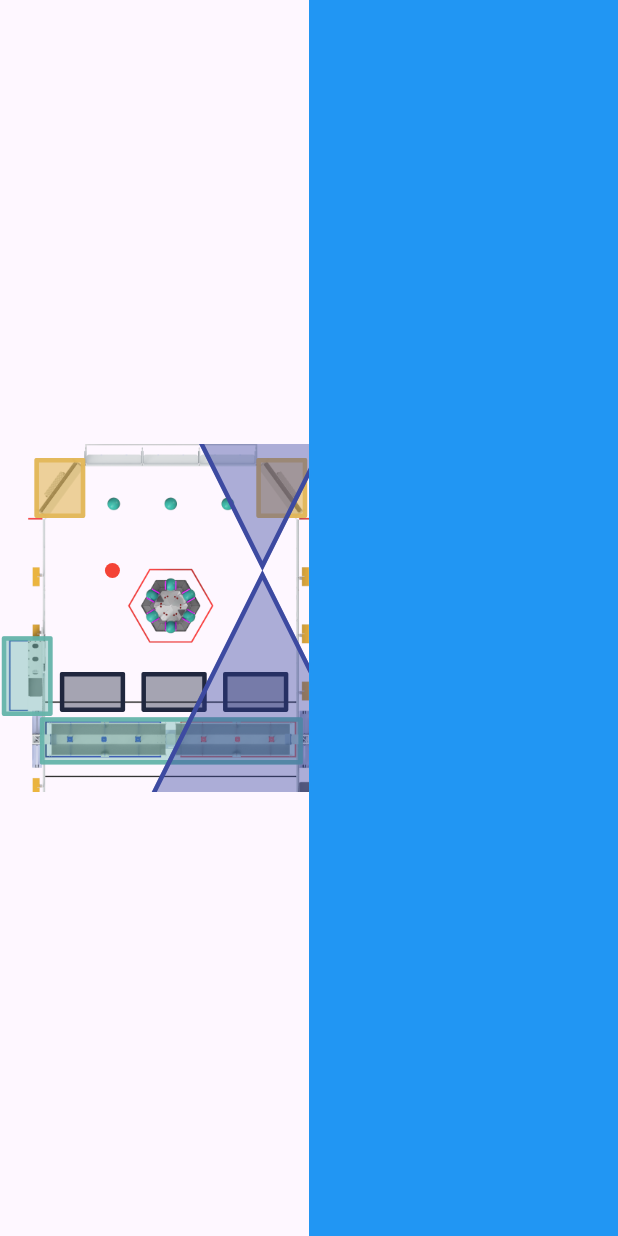
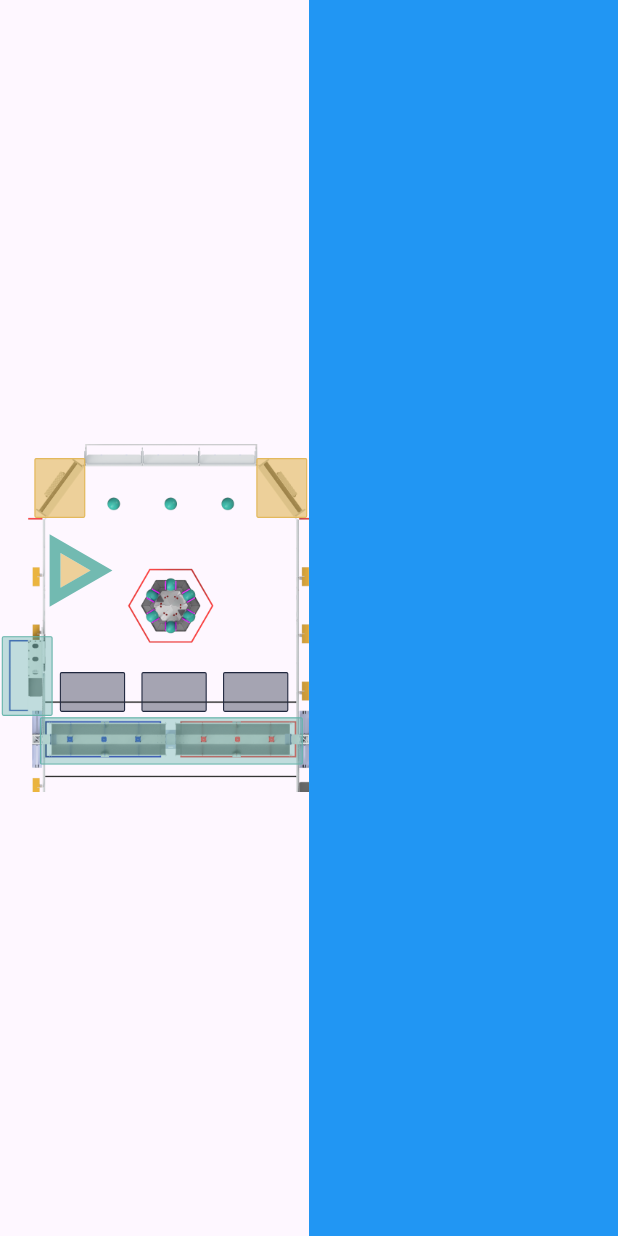
Before and after one commit to FRC-6998/scouting-app-2025, a Flutter app: the screen it shows after launch, on a phone screen of 412 x 824 dp. Run offline on Flutter 3.47's test engine with Material 3 defaults, Android fonts, the phone set to English and light mode, and no system bars.

Commit message:
fix(fieldWidgets):pack TriangleWidget into a package and test and fix height caculation issue

```diff
--- a/lib/main.dart
+++ b/lib/main.dart
@@ -1,105 +1,105 @@
 import 'package:flutter/material.dart';
 import 'dart:math' as math;
 
-import 'widgets/fieldWidgets.dart';
+import 'widgets/fieldWidgets.dart' show InkwellContainer, TriangleWidget;
 import 'constants.dart';
 
 void main() {
   runApp(const MyApp());
 }
 
-class TrianglePainter extends CustomPainter {
-  final double height;
-  final Color fillColor;
-  final Color borderColor;
-  final double borderWidth;
+// class TrianglePainter extends CustomPainter {
+//   final double height;
+//   final Color fillColor;
+//   final Color borderColor;
+//   final double borderWidth;
 
-  TrianglePainter(
-      {required this.height,
-      this.fillColor = const Color.fromARGB(40, 48, 62, 155),
-      this.borderColor = const Color.fromARGB(90, 48, 62, 155),
-      this.borderWidth = 1.0});
+//   TrianglePainter(
+//       {required this.height,
+//       this.fillColor = const Color.fromARGB(40, 48, 62, 155),
+//       this.borderColor = const Color.fromARGB(90, 48, 62, 155),
+//       this.borderWidth = 1.0});
 
-  @override
-  void paint(Canvas canvas, Size size) {
-    final fillPaint = Paint()
-      ..color = fillColor
-      ..style = PaintingStyle.fill; // 填充樣式
+//   @override
+//   void paint(Canvas canvas, Size size) {
+//     final fillPaint = Paint()
+//       ..color = fillColor
+//       ..style = PaintingStyle.fill; // 填充樣式
 
-    final borderPaint = Paint()
-      ..color = borderColor
-      ..style = PaintingStyle.stroke // 邊框樣式
-      ..strokeWidth = borderWidth; // 邊框寬度
+//     final borderPaint = Paint()
+//       ..color = borderColor
+//       ..style = PaintingStyle.stroke // 邊框樣式
+//       ..strokeWidth = borderWidth; // 邊框寬度
 
-    final double adjustedheight = height - borderWidth;
-    // 繪製正三角形的頂點
-    final fillPath = Path()
-      ..moveTo(size.width / 2, 0) // 頂點
-      ..lineTo(size.width, size.height) // 右下角
-      ..lineTo(0, size.height) // 左下角
-      ..close();
+//     final double adjustedheight = height - borderWidth;
+//     // 繪製正三角形的頂點
+//     final fillPath = Path()
+//       ..moveTo(size.width / 2, 0) // 頂點
+//       ..lineTo(size.width, size.height) // 右下角
+//       ..lineTo(0, size.height) // 左下角
+//       ..close();
 
-    // 繪製正三角形的頂點
-    final borderPath = Path()
-      ..moveTo(size.width / 2, 0 + borderWidth) // 頂點
-      ..lineTo(size.width - (3 / math.sqrt(12)) * borderWidth,
-          size.height - 0.5 * borderWidth) // 右下角
-      ..lineTo(0 + (3 / math.sqrt(12)) * borderWidth,
-          size.height - 0.5 * borderWidth) // 左下角
-      ..close();
+//     // 繪製正三角形的頂點
+//     final borderPath = Path()
+//       ..moveTo(size.width / 2, 0 + borderWidth) // 頂點
+//       ..lineTo(size.width - (3 / math.sqrt(12)) * borderWidth,
+//           size.height - 0.5 * borderWidth) // 右下角
+//       ..lineTo(0 + (3 / math.sqrt(12)) * borderWidth,
+//           size.height - 0.5 * borderWidth) // 左下角
+//       ..close();
 
-    // 繪製填充
-    canvas.drawPath(fillPath, fillPaint);
+//     // 繪製填充
+//     canvas.drawPath(fillPath, fillPaint);
 
-    // 繪製邊框
-    canvas.drawPath(borderPath, borderPaint);
+//     // 繪製邊框
+//     canvas.drawPath(borderPath, borderPaint);
 
-    // 調試：繪製三角形的邊框
+//     // 調試：繪製三角形的邊框
 
-    // 調試：標記三角形的左上角
-    final Paint debugPaint = Paint()..color = Colors.red;
-    canvas.drawCircle(Offset(0, 0), 5, debugPaint); // 左上角
-  }
+//     // 調試：標記三角形的左上角
+//     final Paint debugPaint = Paint()..color = Colors.red;
+//     canvas.drawCircle(Offset(0, 0), 5, debugPaint); // 左上角
+//   }
 
-  @override
-  bool shouldRepaint(covariant CustomPainter oldDelegate) {
-    return false; // 靜態繪圖時可以設置為 false
-  }
-}
+//   @override
+//   bool shouldRepaint(covariant CustomPainter oldDelegate) {
+//     return false; // 靜態繪圖時可以設置為 false
+//   }
+// }
 
-class TriangleWidget extends StatelessWidget {
-  final double height;
-  final Color fillColor;
-  final Color borderColor;
-  final double borderWidth;
-  final GestureTapDownCallback?
-      onTapDown; // Changed from VoidCallback to GestureTapDownCallback
+// class TriangleWidgetq extends StatelessWidget {
+//   final double height;
+//   final Color fillColor;
+//   final Color borderColor;
+//   final double borderWidth;
+//   final GestureTapDownCallback?
+//       onTapDown; // Changed from VoidCallback to GestureTapDownCallback
 
-  const TriangleWidget({
-    required this.height,
-    this.fillColor = const Color.fromARGB(40, 48, 62, 155),
-    this.borderColor = const Color.fromARGB(90, 48, 62, 155),
-    this.borderWidth = 1.0,
-    this.onTapDown, // Updated to use onTapDown instead of onTap
-    Key? key,
-  }) : super(key: key);
+//   const TriangleWidgetq({
+//     required this.height,
+//     this.fillColor = const Color.fromARGB(40, 48, 62, 155),
+//     this.borderColor = const Color.fromARGB(90, 48, 62, 155),
+//     this.borderWidth = 1.0,
+//     this.onTapDown, // Updated to use onTapDown instead of onTap
+//     Key? key,
+//   }) : super(key: key);
 
-  @override
-  Widget build(BuildContext context) {
-    return GestureDetector(
-      onTapDown: onTapDown, // Set onTapDown callback
-      child: CustomPaint(
-        size: Size(height, height),
-        painter: TrianglePainter(
-          height: height,
-          fillColor: fillColor,
-          borderColor: borderColor,
-          borderWidth: borderWidth,
-        ),
-      ),
-    );
-  }
-}
+//   @override
+//   Widget build(BuildContext context) {
+//     return GestureDetector(
+//       onTapDown: onTapDown, // Set onTapDown callback
+//       child: CustomPaint(
+//         size: Size(height, height),
+//         painter: TrianglePainter(
+//           height: height,
+//           fillColor: fillColor,
+//           borderColor: borderColor,
+//           borderWidth: borderWidth,
+//         ),
+//       ),
+//     );
+//   }
+// }
 
 class MyApp extends StatelessWidget {
   const MyApp({super.key});
@@ -195,7 +195,6 @@ class _MyHomePageState extends State<MyHomePage> {
           }
           double fieldHeight = fieldWidth / aspectRatio;
           double fieldFactor = fieldWidth / 852;
-          double areaRadius = 5 * fieldFactor;
           return Row(
             children: [
               SizedBox(
@@ -298,70 +297,88 @@ class _MyHomePageState extends State<MyHomePage> {
                               ],
                             )),
                       ),
-                      Positioned(
-                        left: 310 * fieldFactor,
-                        top: 350 * fieldFactor,
-                        child: Transform.rotate(
-                          angle: 6 / 2 * math.pi,
-                          alignment: Alignment.topCenter,
-                          child: TriangleWidget(
-                            height: 200,
-                            fillColor: Color(0x66303E9B),
-                            borderColor: Color(0xFF3D4AA1),
-                            borderWidth: 3.0,
-                            onTapDown: (details) {
-                              // print(fieldFactor);
+                      // Positioned(
+                      //   left: 310 * fieldFactor,
+                      //   top: 350 * fieldFactor,
+                      //   child: Transform.rotate(
+                      //     angle: 6 / 2 * math.pi,
+                      //     alignment: Alignment.topCenter,
+                      //     child: TriangleWidgetq(
+                      //       height: 200,
+                      //       fillColor: Color(0x66303E9B),
+                      //       borderColor: Color(0xFF3D4AA1),
+                      //       borderWidth: 3.0,
+                      //       onTapDown: (details) {
+                      //         // print(fieldFactor);
 
-                              final RenderBox box =
-                                  context.findRenderObject() as RenderBox;
-                              print("details.localPosition");
-                              print(details.localPosition.dx);
-                              print(details.localPosition.dy);
-                              print("details");
-                              // 判斷是否在三角形內
-                              bool isInsideTriangle = _isPointInsideTriangle(
-                                details.localPosition,
-                                Offset(100, 0), // 三角形頂點
-                                Offset(0, 200), // 左下角
-                                Offset(200, 200), // 右下角
-                              );
-                              print(isInsideTriangle);
-                            },
-                          ),
-                        ),
+                      //         final RenderBox box =
+                      //             context.findRenderObject() as RenderBox;
+                      //         print("details.localPosition");
+                      //         print(details.localPosition.dx);
+                      //         print(details.localPosition.dy);
+                      //         print("details");
+                      //         // 判斷是否在三角形內
+                      //         bool isInsideTriangle = _isPointInsideTriangle(
+                      //           details.localPosition,
+                      //           Offset(100, 0), // 三角形頂點
+                      //           Offset(0, 200), // 左下角
+                      //           Offset(200, 200), // 右下角
+                      //         );
+                      //         print(isInsideTriangle);
+                      //       },
+                      //     ),
+                      //   ),
+                      // ),
+                      // Positioned(
+                      //   left: 310 * fieldFactor,
+                      //   top: 350 * fieldFactor,
+                      //   child: Transform.rotate(
+                      //     angle: 0,
+                      //     alignment: Alignment.topCenter,
+                      //     child: TriangleWidgetq(
+                      //       height: 200,
+                      //       fillColor: Color(0x66303E9B),
+                      //       borderColor: Color(0xFF3D4AA1),
+                      //       borderWidth: 3.0,
+                      //       onTapDown: (details) {
+                      //         // print(fieldFactor);
+
+                      //         final RenderBox box =
+                      //             context.findRenderObject() as RenderBox;
+                      //         print("details.localPosition");
+                      //         print(details.localPosition.dx);
+                      //         print(details.localPosition.dy);
+                      //         print("details");
+                      //         // 判斷是否在三角形內
+                      //         bool isInsideTriangle = _isPointInsideTriangle(
+                      //           details.localPosition,
+                      //           Offset(100, 0), // 三角形頂點
+                      //           Offset(0, 200), // 左下角
+                      //           Offset(200, 200), // 右下角
+                      //         );
+                      //         print(isInsideTriangle);
+                      //       },
+                      //     ),
+                      //   ),
+                      // ),
+                      TriangleWidget(
+                        sideLength: 200,
+                        top: 350,
+                        left: 310,
+                        factor: fieldFactor,
+                        color: AppColors.sourceAreaColor,
+                        borderColor: AppColors.scoreBorderColor,
+                        borderWidth: 30,
+                        rotate: 3 * math.pi / 6,
                       ),
-                      Positioned(
-                        left: 310 * fieldFactor,
-                        top: 350 * fieldFactor,
-                        child: Transform.rotate(
-                          angle: 0 / 2 * math.pi,
-                          alignment: Alignment.topCenter,
-                          child: TriangleWidget(
-                            height: 200,
-                            fillColor: Color(0x66303E9B),
-                            borderColor: Color(0xFF3D4AA1),
-                            borderWidth: 3.0,
-                            onTapDown: (details) {
-                              // print(fieldFactor);
-
-                              final RenderBox box =
-                                  context.findRenderObject() as RenderBox;
-                              print("details.localPosition");
-                              print(details.localPosition.dx);
-                              print(details.localPosition.dy);
-                              print("details");
-                              // 判斷是否在三角形內
-                              bool isInsideTriangle = _isPointInsideTriangle(
-                                details.localPosition,
-                                Offset(100, 0), // 三角形頂點
-                                Offset(0, 200), // 左下角
-                                Offset(200, 200), // 右下角
-                              );
-                              print(isInsideTriangle);
-                            },
-                          ),
-                        ),
-                      ),
+                      // TriangleWidget(
+                      //   sideLength: 400,
+                      //   top: 350,
+                      //   left: 310,
+                      //   factor: fieldFactor,
+                      //   // rotate: math.pi / 2,
+                      //   borderWidth: 50,
+                      // )
                     ],
                   ),
                 ),
@@ -378,16 +395,16 @@ class _MyHomePageState extends State<MyHomePage> {
     );
   }
 
-  bool _isPointInsideTriangle(Offset p, Offset a, Offset b, Offset c) {
-    double sign(Offset p1, Offset p2, Offset p3) {
-      return (p1.dx - p3.dx) * (p2.dy - p3.dy) -
-          (p2.dx - p3.dx) * (p1.dy - p3.dy);
-    }
+  // bool _isPointInsideTriangle(Offset p, Offset a, Offset b, Offset c) {
+  //   double sign(Offset p1, Offset p2, Offset p3) {
+  //     return (p1.dx - p3.dx) * (p2.dy - p3.dy) -
+  //         (p2.dx - p3.dx) * (p1.dy - p3.dy);
+  //   }
 
-    bool b1 = sign(p, a, b) < 0.0;
-    bool b2 = sign(p, b, c) < 0.0;
-    bool b3 = sign(p, c, a) < 0.0;
+  //   bool b1 = sign(p, a, b) < 0.0;
+  //   bool b2 = sign(p, b, c) < 0.0;
+  //   bool b3 = sign(p, c, a) < 0.0;
 
-    return (b1 == b2) && (b2 == b3);
-  }
+  //   return (b1 == b2) && (b2 == b3);
+  // }
 }
--- /dev/null
+++ b/lib/utilities.dart
@@ -0,0 +1,9 @@
+import 'package:flutter/material.dart';
+
+double? addIfNotNull(double? value, double factor) {
+  return value != null ? value + factor : null;
+}
+
+double? multiplyIfNotNull(double? value, double factor) {
+  return value != null ? value * factor : null;
+}
--- a/lib/widgets/fieldWidgets.dart
+++ b/lib/widgets/fieldWidgets.dart
@@ -1,5 +1,7 @@
 import 'package:flutter/material.dart';
 import 'dart:math' as math;
+
+import '../utilities.dart' show multiplyIfNotNull, addIfNotNull;
 
 class InkwellContainer extends StatelessWidget {
   final double? top;
@@ -21,8 +23,7 @@ class InkwellContainer extends StatelessWidget {
   final VoidCallback? onTap;
   final void Function(TapDownDetails)? onTapDown;
 
-  InkwellContainer({
-    super.key,
+  const InkwellContainer({
     this.top,
     this.left,
     this.right,
@@ -36,12 +37,8 @@ class InkwellContainer extends StatelessWidget {
     this.borderRadius = 5,
     this.onTap,
     this.onTapDown,
+    super.key,
   });
-  // }) : super(key: key);
-
-  double? _multiplyIfNotNull(double? value, double factor) {
-    return value != null ? value * factor : null;
-  }
 
   @override
   Widget build(BuildContext context) {
@@ -49,13 +46,13 @@ class InkwellContainer extends StatelessWidget {
       onTap: onTap,
       onTapDown: onTapDown,
       child: Container(
-        width: _multiplyIfNotNull(width, factor),
-        height: _multiplyIfNotNull(height, factor),
+        width: multiplyIfNotNull(width, factor),
+        height: multiplyIfNotNull(height, factor),
         decoration: BoxDecoration(
           color: color,
           border: Border.all(
             color: borderColor,
-            width: borderWidth,
+            width: borderWidth * factor,
           ),
           borderRadius: BorderRadius.circular(borderRadius * factor),
         ),
@@ -64,13 +61,184 @@ class InkwellContainer extends StatelessWidget {
 
     if (top != null || left != null || right != null || bottom != null) {
       return Positioned(
-        top: _multiplyIfNotNull(top, factor),
-        left: _multiplyIfNotNull(left, factor),
-        right: _multiplyIfNotNull(right, factor),
-        bottom: _multiplyIfNotNull(bottom, factor),
+        top: multiplyIfNotNull(top, factor),
+        left: multiplyIfNotNull(left, factor),
+        right: multiplyIfNotNull(right, factor),
+        bottom: multiplyIfNotNull(bottom, factor),
         child: inkwellContainer,
       );
     }
     return inkwellContainer;
   }
 }
+
+class TrianglePainter extends CustomPainter {
+  final Offset apex;
+  final Offset baseStart;
+  final Offset baseEnd;
+  final Color color;
+  final Color borderColor;
+  final double borderWidth;
+
+  TrianglePainter(
+      {required this.apex,
+      required this.baseStart,
+      required this.baseEnd,
+      this.color = const Color.fromARGB(40, 48, 62, 155),
+      this.borderColor = const Color.fromARGB(90, 48, 62, 155),
+      this.borderWidth = 1.0});
+
+  @override
+  void paint(Canvas canvas, Size size) {
+    final fillPaint = Paint()
+      ..color = color
+      ..style = PaintingStyle.fill; // 填充樣式
+
+    final borderPaint = Paint()
+      ..color = borderColor
+      ..style = PaintingStyle.stroke // 邊框樣式
+      ..strokeWidth = borderWidth; // 邊框寬度
+
+    // 繪製正三角形的頂點
+    final fillPath = Path()
+      ..moveTo(apex.dx, apex.dy + 2 * borderWidth) // 頂點
+      ..lineTo(baseStart.dx + (3 / math.sqrt(3)) * borderWidth,
+          baseStart.dy - borderWidth) // 左下角
+      ..lineTo(baseEnd.dx - (3 / math.sqrt(3)) * borderWidth,
+          baseEnd.dy - borderWidth) // 右下角
+      ..close();
+    print(apex);
+    print(baseStart);
+    // 繪製正三角形的頂點
+    final borderPath = Path()
+      ..moveTo(apex.dx, apex.dy + borderWidth) // 頂點
+      ..lineTo(baseStart.dx + (3 / math.sqrt(12)) * borderWidth,
+          baseStart.dy - 0.5 * borderWidth) // 左下角
+      ..lineTo(baseEnd.dx - (3 / math.sqrt(12)) * borderWidth,
+          baseEnd.dy - 0.5 * borderWidth) // 右下角
+      ..close();
+
+    // 繪製填充
+    canvas.drawPath(fillPath, fillPaint);
+
+    // 繪製邊框
+    canvas.drawPath(borderPath, borderPaint);
+  }
+
+  @override
+  bool shouldRepaint(covariant CustomPainter oldDelegate) {
+    return false; // 靜態繪圖時可以設置為 false
+  }
+}
+
+class TriangleWidget extends StatelessWidget {
+  // TODO: Finish implementing TriangleWidget
+  final double? top;
+  double? left;
+  double? right;
+  final double? bottom;
+
+  double sideLength = 0;
+
+  final double factor;
+
+  final Color color;
+
+  final Color borderColor;
+  double borderWidth;
+
+  final double rotate;
+
+  double _height = 0;
+  Offset _apex = Offset.zero;
+  Offset _baseStart = Offset.zero;
+  Offset _baseEnd = Offset.zero;
+
+  final void Function(TapDownDetails)? onTapDown;
+
+  TriangleWidget({
+    required this.sideLength,
+    this.top,
+    this.left,
+    this.right,
+    this.bottom,
+    this.factor = 1,
+    this.color = Colors.blue,
+    this.borderColor = Colors.black,
+    this.borderWidth = 3,
+    this.rotate = 0,
+    this.onTapDown,
+    super.key,
+  }) {
+    left = addIfNotNull(left, -sideLength / 2);
+    right = addIfNotNull(right, sideLength / 2);
+    borderWidth *= factor;
+    sideLength *= factor;
+    _height = sideLength * math.sqrt(3) / 2;
+    _apex = Offset(sideLength / 2, 0);
+    _baseStart = Offset(0, _height);
+    _baseEnd = Offset(sideLength, _height);
+  }
+
+  bool _isPointInsideTriangle(Offset p, Offset a, Offset b, Offset c) {
+    double sign(Offset p1, Offset p2, Offset p3) {
+      return (p1.dx - p3.dx) * (p2.dy - p3.dy) -
+          (p2.dx - p3.dx) * (p1.dy - p3.dy);
+    }
+
+    bool b1 = sign(p, a, b) < 0.0;
+    bool b2 = sign(p, b, c) < 0.0;
+    bool b3 = sign(p, c, a) < 0.0;
+
+    return (b1 == b2) && (b2 == b3);
+  }
+
+  @override
+  Widget build(BuildContext context) {
+    Widget triangleWidget = GestureDetector(
+      onTapDown: (details) {
+        bool isInsideTriangle = _isPointInsideTriangle(
+          details.localPosition,
+          _apex,
+          _baseStart,
+          _baseEnd,
+        );
+        if (isInsideTriangle) {
+          onTapDown?.call(details);
+        }
+      },
+      child: CustomPaint(
+          size: Size(sideLength, sideLength),
+          painter: TrianglePainter(
+            apex: _apex,
+            baseStart: _baseStart,
+            baseEnd: _baseEnd,
+            color: color,
+            borderColor: borderColor,
+            borderWidth: borderWidth,
+          )),
+    );
+
+    if (rotate != 0) {
+      triangleWidget = Transform.rotate(
+        angle: rotate,
+        alignment: Alignment.topCenter,
+        child: triangleWidget,
+      );
+    }
+
+    if (top != null || left != null || right != null || bottom != null) {
+      return Positioned(
+        top: multiplyIfNotNull(top, factor),
+        left: multiplyIfNotNull(left, factor),
+        // left: addIfNotNull(multiplyIfNotNull(left, factor), -sideLength / 2),
+        right: multiplyIfNotNull(right, factor),
+        // right: addIfNotNull(multiplyIfNotNull(right, factor), sideLength / 2),
+        bottom: multiplyIfNotNull(bottom, factor),
+        child: triangleWidget,
+      );
+    }
+
+    return triangleWidget;
+  }
+}
```
